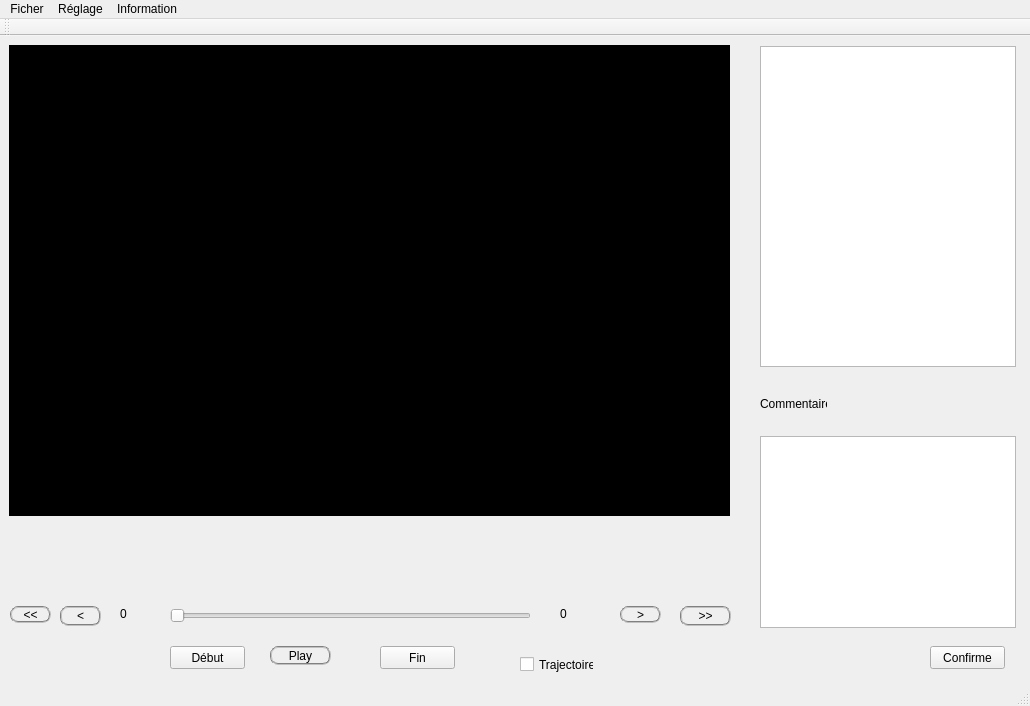
Qt form decter/mainwindow.ui (bigflower123/PFE) before a commit.
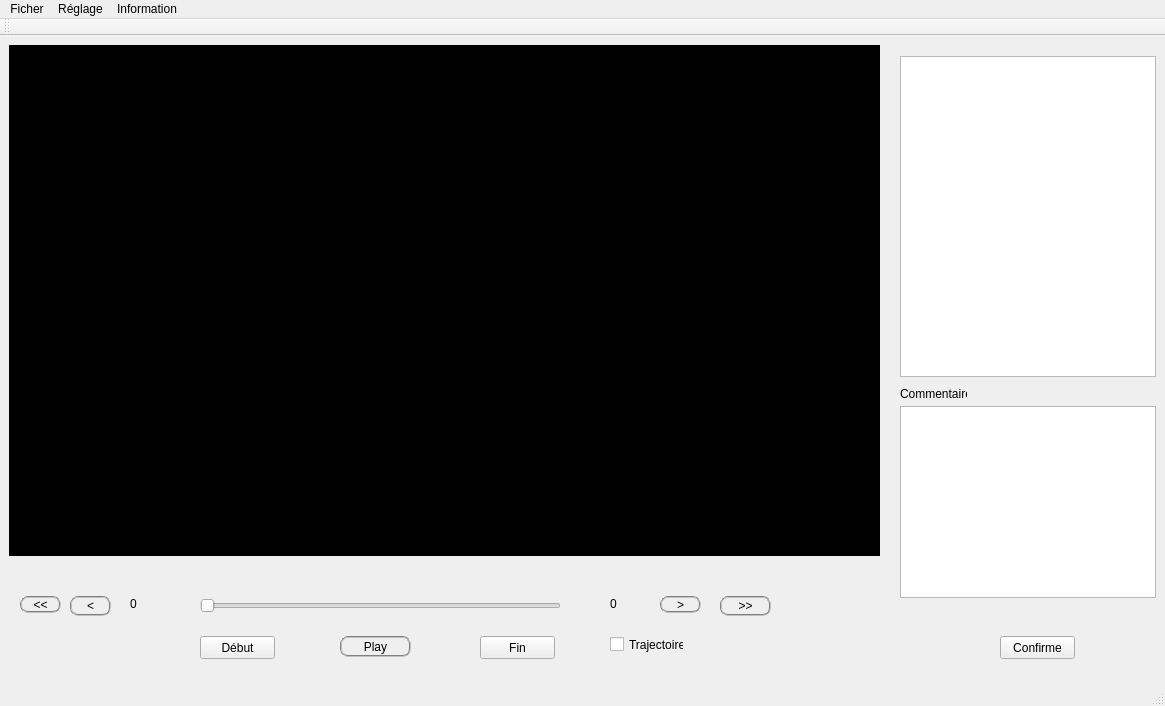
The same form after that commit. Custom widgets are drawn as their Qt base class.

Diff of the .ui file:
```diff
--- a/decter/mainwindow.ui
+++ b/decter/mainwindow.ui
@@ -6,7 +6,7 @@
    <rect>
     <x>0</x>
     <y>0</y>
-    <width>1030</width>
+    <width>1165</width>
     <height>706</height>
    </rect>
   </property>
@@ -19,8 +19,8 @@
      <rect>
       <x>9</x>
       <y>9</y>
-      <width>721</width>
-      <height>471</height>
+      <width>871</width>
+      <height>511</height>
      </rect>
     </property>
     <property name="sizePolicy">
@@ -39,10 +39,10 @@
    <widget class="QPushButton" name="playBtn">
     <property name="geometry">
      <rect>
-      <x>270</x>
-      <y>610</y>
-      <width>61</width>
-      <height>19</height>
+      <x>340</x>
+      <y>600</y>
+      <width>71</width>
+      <height>21</height>
      </rect>
     </property>
     <property name="styleSheet">
@@ -55,8 +55,8 @@
    <widget class="QSlider" name="videoSlider">
     <property name="geometry">
      <rect>
-      <x>170</x>
-      <y>570</y>
+      <x>200</x>
+      <y>560</y>
       <width>361</width>
       <height>20</height>
      </rect>
@@ -68,8 +68,8 @@
    <widget class="QLabel" name="currentLable">
     <property name="geometry">
      <rect>
-      <x>120</x>
-      <y>570</y>
+      <x>130</x>
+      <y>560</y>
       <width>51</width>
       <height>16</height>
      </rect>
@@ -81,8 +81,8 @@
    <widget class="QLabel" name="totalLable">
     <property name="geometry">
      <rect>
-      <x>560</x>
-      <y>570</y>
+      <x>610</x>
+      <y>560</y>
       <width>41</width>
       <height>16</height>
      </rect>
@@ -94,8 +94,8 @@
    <widget class="QPushButton" name="forwardButton">
     <property name="geometry">
      <rect>
-      <x>620</x>
-      <y>570</y>
+      <x>660</x>
+      <y>560</y>
       <width>41</width>
       <height>17</height>
      </rect>
@@ -110,8 +110,8 @@
    <widget class="QPushButton" name="backwardButton">
     <property name="geometry">
      <rect>
-      <x>60</x>
-      <y>570</y>
+      <x>70</x>
+      <y>560</y>
       <width>41</width>
       <height>20</height>
      </rect>
@@ -126,8 +126,8 @@
    <widget class="QPushButton" name="debutButton">
     <property name="geometry">
      <rect>
-      <x>170</x>
-      <y>610</y>
+      <x>200</x>
+      <y>600</y>
       <width>75</width>
       <height>23</height>
      </rect>
@@ -139,8 +139,8 @@
    <widget class="QPushButton" name="finButton">
     <property name="geometry">
      <rect>
-      <x>380</x>
-      <y>610</y>
+      <x>480</x>
+      <y>600</y>
       <width>75</width>
       <height>23</height>
      </rect>
@@ -152,8 +152,8 @@
    <widget class="QCheckBox" name="trajectoirecheckBox">
     <property name="geometry">
      <rect>
-      <x>520</x>
-      <y>620</y>
+      <x>610</x>
+      <y>600</y>
       <width>74</width>
       <height>17</height>
      </rect>
@@ -165,8 +165,8 @@
    <widget class="QPushButton" name="quickbackwardButton">
     <property name="geometry">
      <rect>
-      <x>10</x>
-      <y>570</y>
+      <x>20</x>
+      <y>560</y>
       <width>41</width>
       <height>17</height>
      </rect>
@@ -181,8 +181,8 @@
    <widget class="QPushButton" name="quickforwardButton">
     <property name="geometry">
      <rect>
-      <x>680</x>
-      <y>570</y>
+      <x>720</x>
+      <y>560</y>
       <width>51</width>
       <height>20</height>
      </rect>
@@ -197,8 +197,8 @@
    <widget class="QListView" name="listView">
     <property name="geometry">
      <rect>
-      <x>760</x>
-      <y>10</y>
+      <x>900</x>
+      <y>20</y>
       <width>256</width>
       <height>321</height>
      </rect>
@@ -207,8 +207,8 @@
    <widget class="QLabel" name="commentlabel">
     <property name="geometry">
      <rect>
-      <x>760</x>
-      <y>360</y>
+      <x>900</x>
+      <y>350</y>
       <width>67</width>
       <height>16</height>
      </rect>
@@ -220,8 +220,8 @@
    <widget class="QTextEdit" name="commenttextEdit">
     <property name="geometry">
      <rect>
-      <x>760</x>
-      <y>400</y>
+      <x>900</x>
+      <y>370</y>
       <width>256</width>
       <height>192</height>
      </rect>
@@ -230,8 +230,8 @@
    <widget class="QPushButton" name="commentButton">
     <property name="geometry">
      <rect>
-      <x>930</x>
-      <y>610</y>
+      <x>1000</x>
+      <y>600</y>
       <width>75</width>
       <height>23</height>
      </rect>
@@ -246,7 +246,7 @@
     <rect>
      <x>0</x>
      <y>0</y>
-     <width>1030</width>
+     <width>1165</width>
      <height>21</height>
     </rect>
    </property>
```
